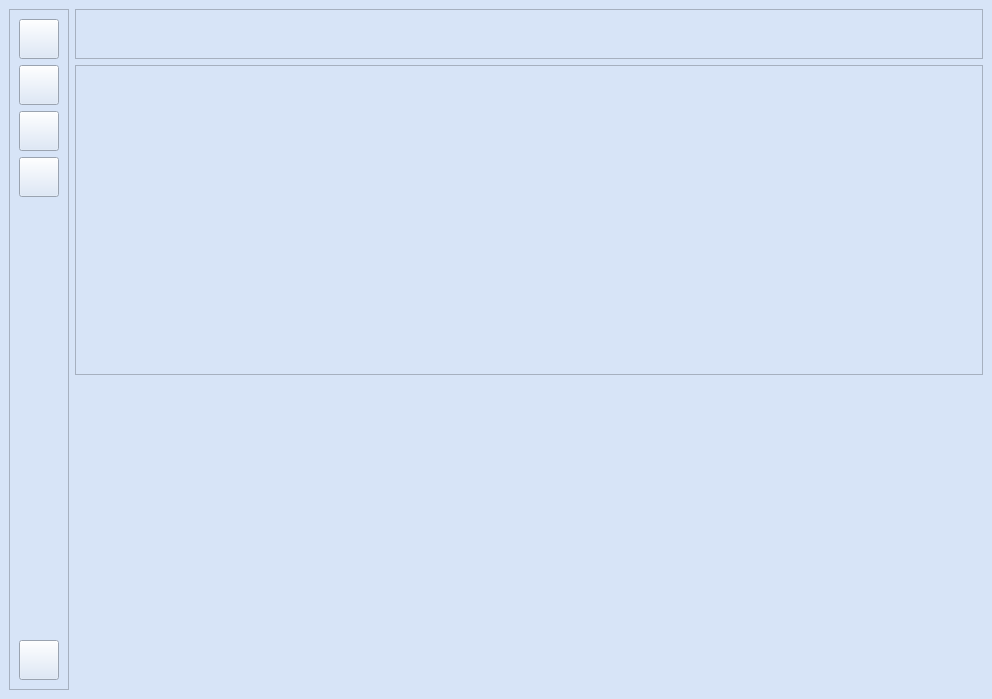
Old version of the form ui/MainPage.ui in the repository hoahayhoi096/PTI08.
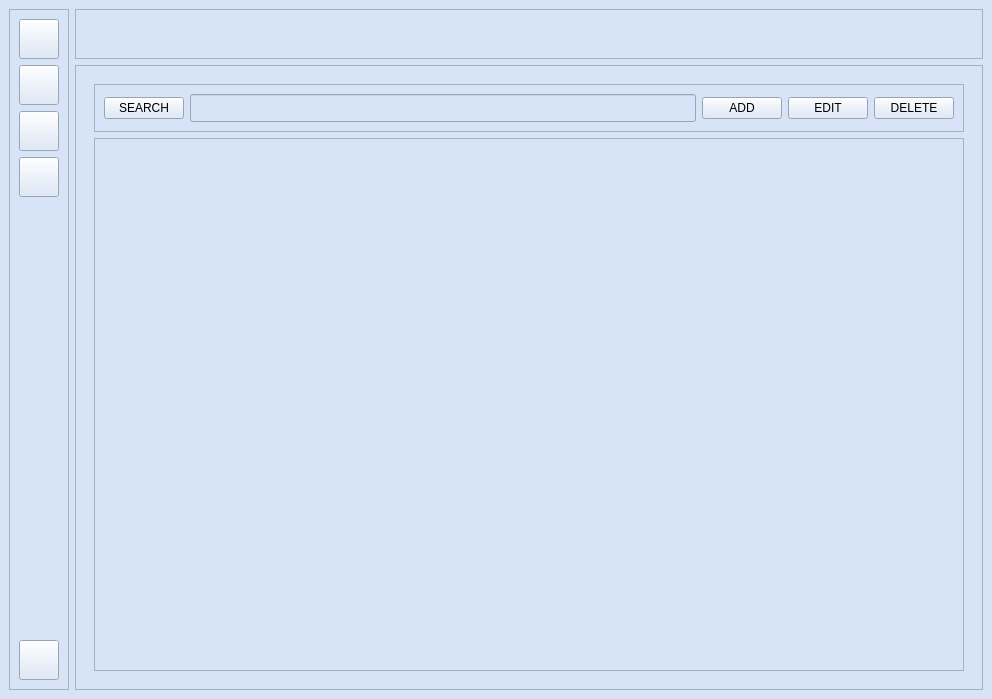
New version of the form. The open tabs and pages were chosen to show the change. Icons and pictures are not drawn.

Commit message: design main page - chage children page of stackedWidget

```diff
--- a/ui/MainPage.ui
+++ b/ui/MainPage.ui
@@ -56,7 +56,7 @@
       <layout class="QHBoxLayout" name="horizontalLayout_2"/>
      </widget>
     </item>
-    <item row="0" column="0" rowspan="3">
+    <item row="0" column="0" rowspan="2">
      <widget class="QFrame" name="frame">
       <property name="maximumSize">
        <size>
@@ -213,7 +213,102 @@
       <property name="frameShadow">
        <enum>QFrame::Raised</enum>
       </property>
-      <layout class="QVBoxLayout" name="verticalLayout_3"/>
+      <layout class="QVBoxLayout" name="verticalLayout_3">
+       <item>
+        <widget class="QStackedWidget" name="stackedWidget">
+         <widget class="QWidget" name="pageAccount">
+          <layout class="QHBoxLayout" name="horizontalLayout">
+           <item>
+            <widget class="QLabel" name="label">
+             <property name="text">
+              <string>Trang thông tin cá nhân</string>
+             </property>
+            </widget>
+           </item>
+          </layout>
+         </widget>
+         <widget class="QWidget" name="pageHome">
+          <layout class="QHBoxLayout" name="horizontalLayout_3">
+           <item>
+            <widget class="QLabel" name="label_2">
+             <property name="text">
+              <string>Trang chủ</string>
+             </property>
+            </widget>
+           </item>
+          </layout>
+         </widget>
+         <widget class="QWidget" name="pageRanking">
+          <layout class="QHBoxLayout" name="horizontalLayout_4">
+           <item>
+            <widget class="QLabel" name="label_3">
+             <property name="text">
+              <string>Trang xếp hạng</string>
+             </property>
+            </widget>
+           </item>
+          </layout>
+         </widget>
+         <widget class="QWidget" name="pageManager">
+          <layout class="QVBoxLayout" name="verticalLayout">
+           <item>
+            <widget class="QFrame" name="frame_4">
+             <property name="frameShape">
+              <enum>QFrame::StyledPanel</enum>
+             </property>
+             <property name="frameShadow">
+              <enum>QFrame::Raised</enum>
+             </property>
+             <layout class="QHBoxLayout" name="horizontalLayout_5">
+              <item>
+               <widget class="QPushButton" name="pushButton">
+                <property name="text">
+                 <string>SEARCH</string>
+                </property>
+               </widget>
+              </item>
+              <item>
+               <widget class="QLineEdit" name="lineEdit">
+                <property name="minimumSize">
+                 <size>
+                  <width>0</width>
+                  <height>28</height>
+                 </size>
+                </property>
+               </widget>
+              </item>
+              <item>
+               <widget class="QPushButton" name="pushButton_2">
+                <property name="text">
+                 <string>ADD</string>
+                </property>
+               </widget>
+              </item>
+              <item>
+               <widget class="QPushButton" name="pushButton_3">
+                <property name="text">
+                 <string>EDIT</string>
+                </property>
+               </widget>
+              </item>
+              <item>
+               <widget class="QPushButton" name="pushButton_4">
+                <property name="text">
+                 <string>DELETE</string>
+                </property>
+               </widget>
+              </item>
+             </layout>
+            </widget>
+           </item>
+           <item>
+            <widget class="QListWidget" name="listWidget"/>
+           </item>
+          </layout>
+         </widget>
+        </widget>
+       </item>
+      </layout>
      </widget>
     </item>
    </layout>
```
The commit also changes 2 other files.
